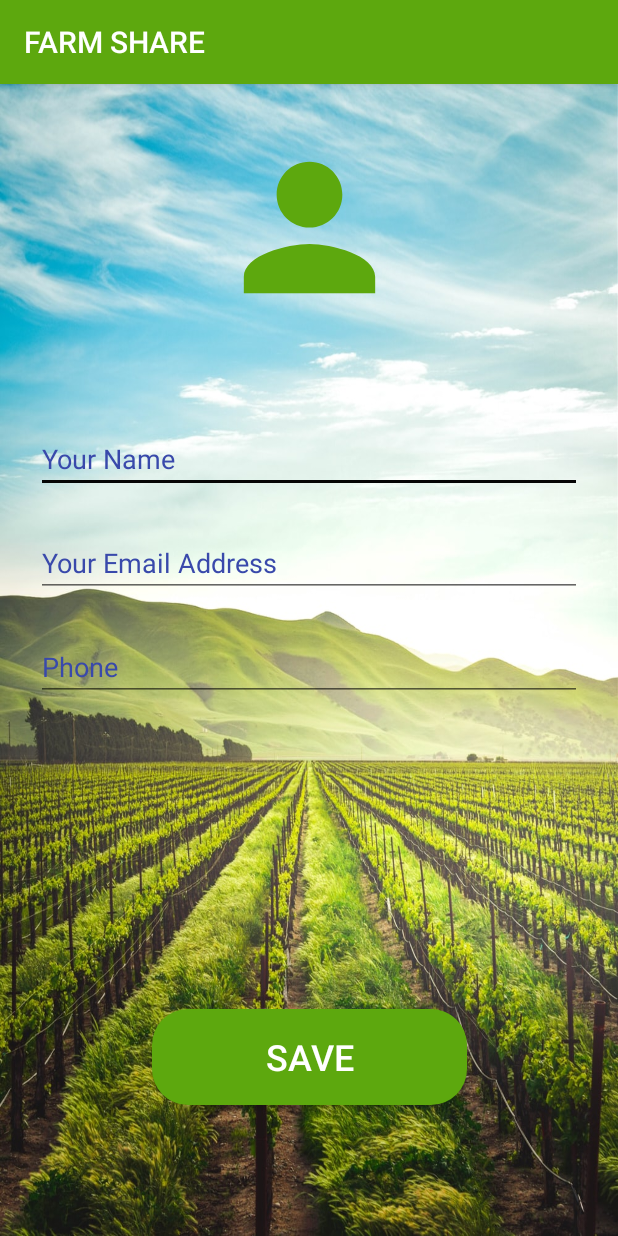
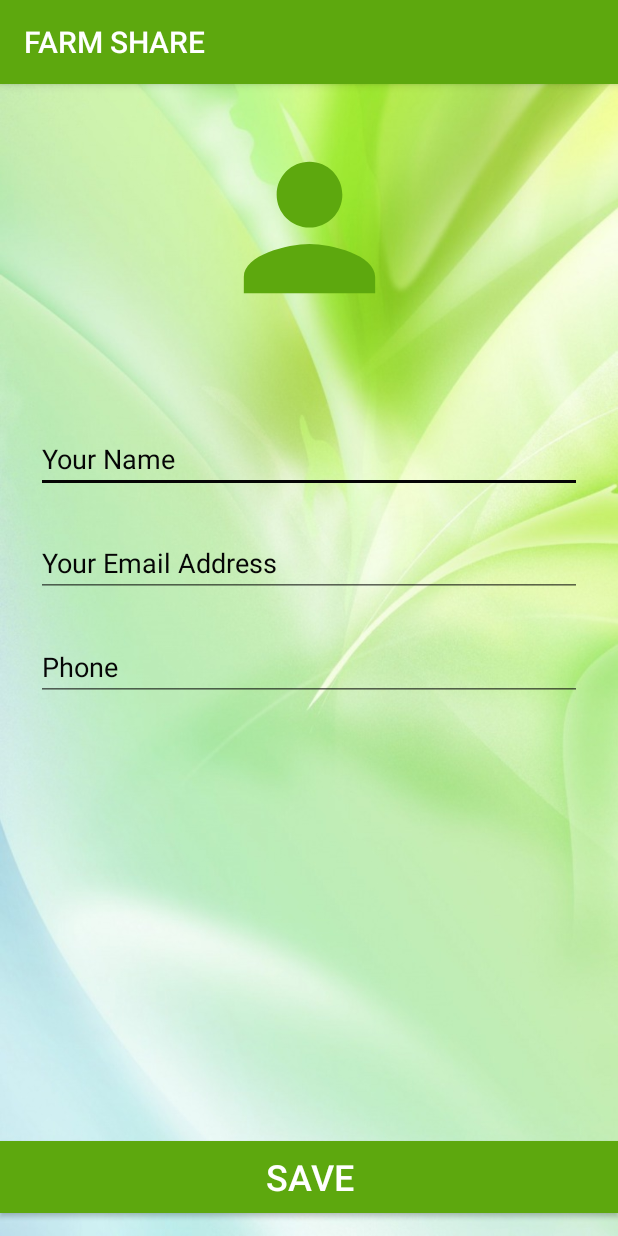
Before and after one commit to shanmukhchowdary147/Farm_Share, an Android app: the EditProfile screen opened directly, with no data from a screen before it, on a phone screen of 412 x 824 dp. Run offline under Robolectric (Android 15) with nearby library versions, the phone set to English and light mode, and no system bars; Roboto replaces fonts that are not available here.

Commit message:
Farm Share Solutions

```diff
--- a/app/src/main/res/layout/activity_edit_profile.xml
+++ b/app/src/main/res/layout/activity_edit_profile.xml
@@ -4,7 +4,7 @@
     xmlns:tools="http://schemas.android.com/tools"
     android:layout_width="match_parent"
     android:layout_height="match_parent"
-    android:background="@drawable/edit"
+    android:background="@drawable/bg1"
     tools:context=".EditProfile">
 
     <EditText
@@ -17,8 +17,8 @@
         android:ems="10"
         android:hint="Your Name"
         android:inputType="textPersonName"
-        android:textColor="#3949AB"
-        android:textColorHint="#3949AB"
+        android:textColor="#050505"
+        android:textColorHint="#050505"
         app:layout_constraintEnd_toEndOf="parent"
         app:layout_constraintStart_toStartOf="parent"
         app:layout_constraintTop_toBottomOf="@+id/profileImageView" />
@@ -43,8 +43,8 @@
         android:ems="10"
         android:hint="Your Email Address"
         android:inputType="textEmailAddress"
-        android:textColor="#3949AB"
-        android:textColorHint="#3949AB"
+        android:textColor="#050505"
+        android:textColorHint="#050505"
         app:layout_constraintEnd_toEndOf="parent"
         app:layout_constraintStart_toStartOf="parent"
         app:layout_constraintTop_toBottomOf="@+id/title" />
@@ -60,20 +60,17 @@
         android:hint="Phone"
         android:inputType="phone"
         android:textColor="#3949AB"
-        android:textColorHint="#3949AB"
+        android:textColorHint="#050505"
         app:layout_constraintEnd_toEndOf="parent"
         app:layout_constraintStart_toStartOf="parent"
         app:layout_constraintTop_toBottomOf="@+id/profileEmailAddress" />
 
     <Button
         android:id="@+id/saveProfileInfo"
-        android:layout_width="210dp"
-        android:layout_height="64dp"
-        android:layout_marginStart="100dp"
-        android:layout_marginTop="187dp"
-        android:layout_marginEnd="100dp"
-        android:layout_marginBottom="70dp"
-        android:background="@drawable/button_corn"
+        android:layout_width="0dp"
+        android:layout_height="wrap_content"
+        android:layout_marginTop="277dp"
+        android:background="@color/btColor"
         android:text="Save"
         android:textColor="#FFFFFF"
         android:textSize="24sp"
```
Also changed, not shown: app/src/main/res/drawable/add.jpg (deleted).
